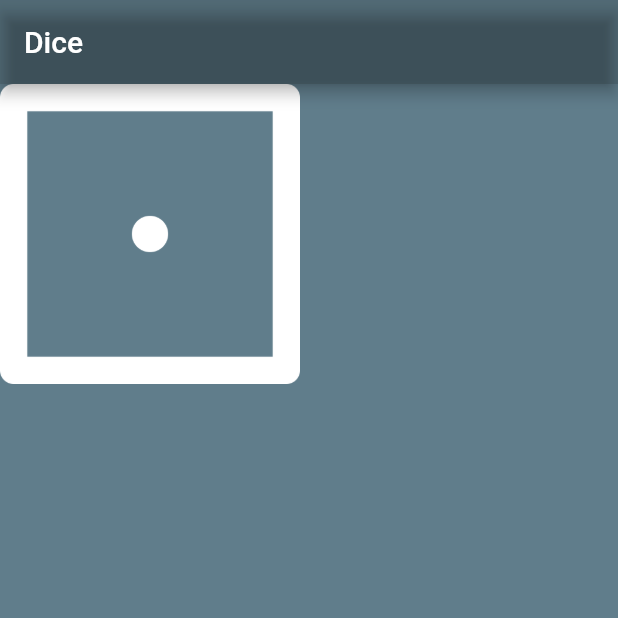
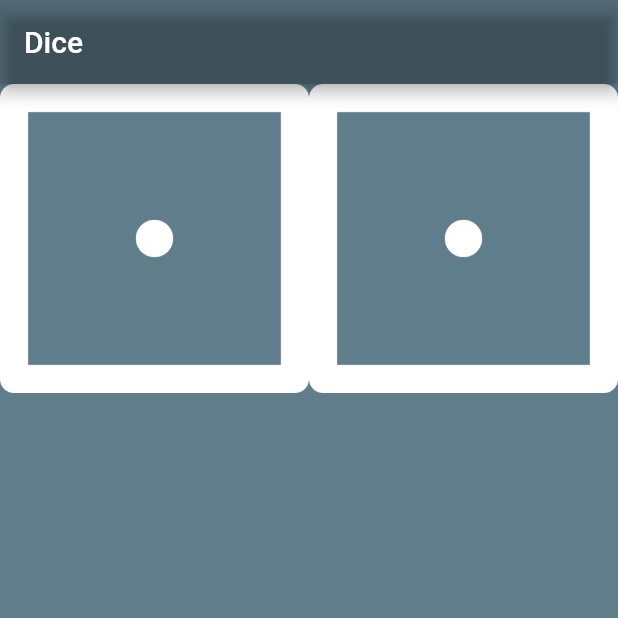
Before and after one commit to HeratUni-CS/dicee-JalaluddinKhafi, a Flutter app: the screen it shows after launch, on a phone screen of 412 x 824 dp, the top half of it. Run offline on Flutter 3.47's test engine with Material 2 defaults, Android fonts, the phone set to English and light mode, and no system bars.

Commit message:
Expanded widget used

```diff
--- a/lib/main.dart
+++ b/lib/main.dart
@@ -7,7 +7,7 @@ void main() {
         backgroundColor: Colors.blueGrey,
         appBar: AppBar(
           backgroundColor: Colors.black12,
-          title:  Text('Dice'),
+          title: Text('Dice'),
         ),
         body: MyApp(),
       ),
@@ -19,10 +19,17 @@ class MyApp extends StatelessWidget {
   @override
   Widget build(BuildContext context) {
     return Row(
-      children: <Widget> [
-        Image(
-            width: 200.0,
-            image: AssetImage('images/dice1.png'))
+      children: <Widget>[
+        Expanded(
+          child: Image(
+            image: AssetImage('images/dice1.png'),
+          ),
+        ),
+        Expanded(
+          child: Image(
+            image: AssetImage('images/dice1.png'),
+          ),
+        ),
       ],
     );
   }
```
